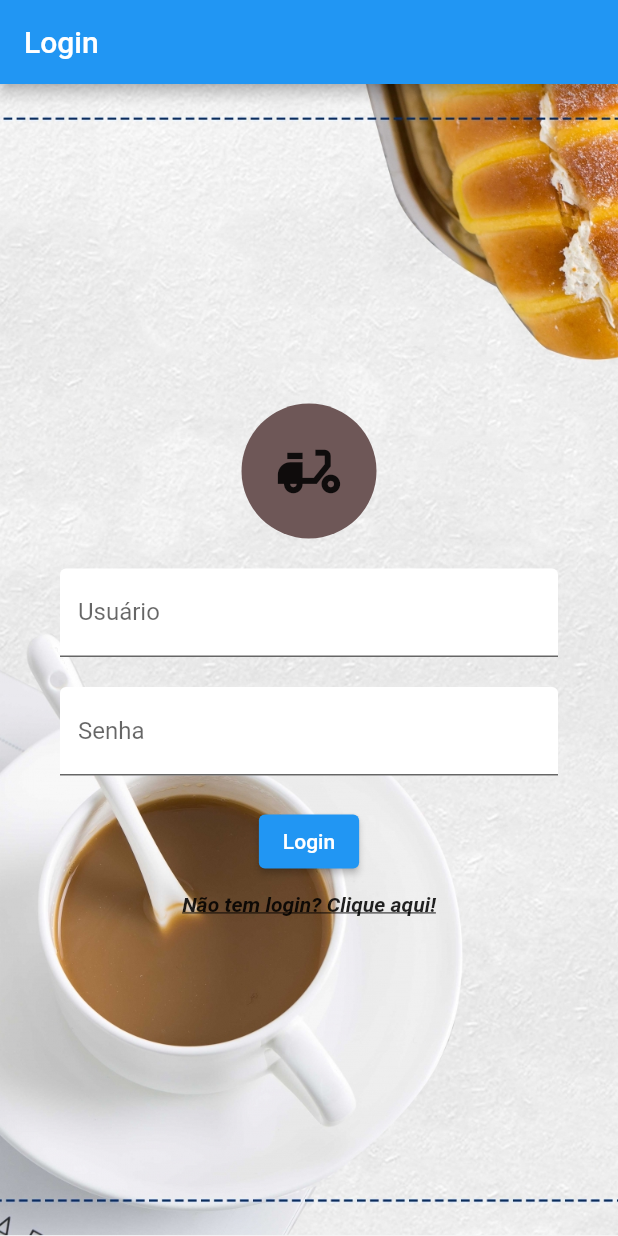
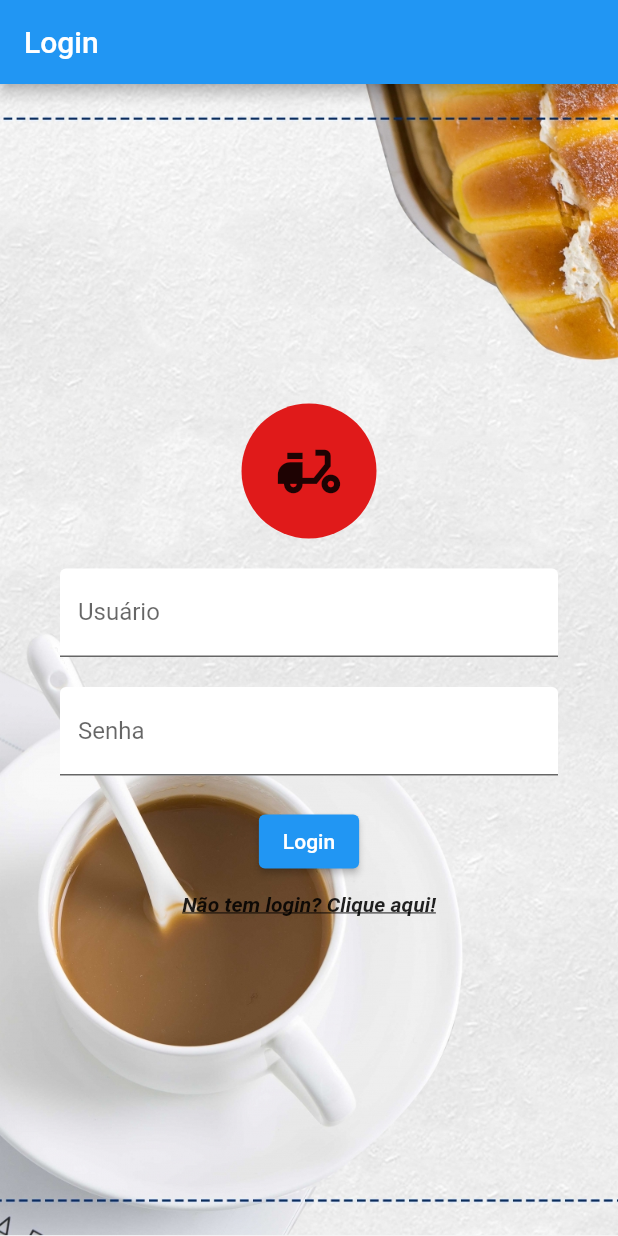
Before and after one commit to 104dk/CardapioApp, a Flutter app: the screen it shows after launch, on a phone screen of 412 x 824 dp. Run offline on Flutter 3.47's test engine with Material 2 defaults, Android fonts, the phone set to English and light mode, and no system bars.

Commit message:
Update LoginScreen.dart

```diff
--- a/lib/pages/LoginScreen.dart
+++ b/lib/pages/LoginScreen.dart
@@ -26,7 +26,7 @@ class LoginScreen extends StatelessWidget {
               Container(
                 padding: const EdgeInsets.all(20),
                 decoration: const BoxDecoration(
-                  color: Color.fromARGB(255, 110, 87, 87),
+                  color: Color.fromARGB(255, 224, 26, 26),
                   shape: BoxShape.circle,
                 ),
                 child: const Icon(CustomIcons.delivery_dining, size: 50),
```
